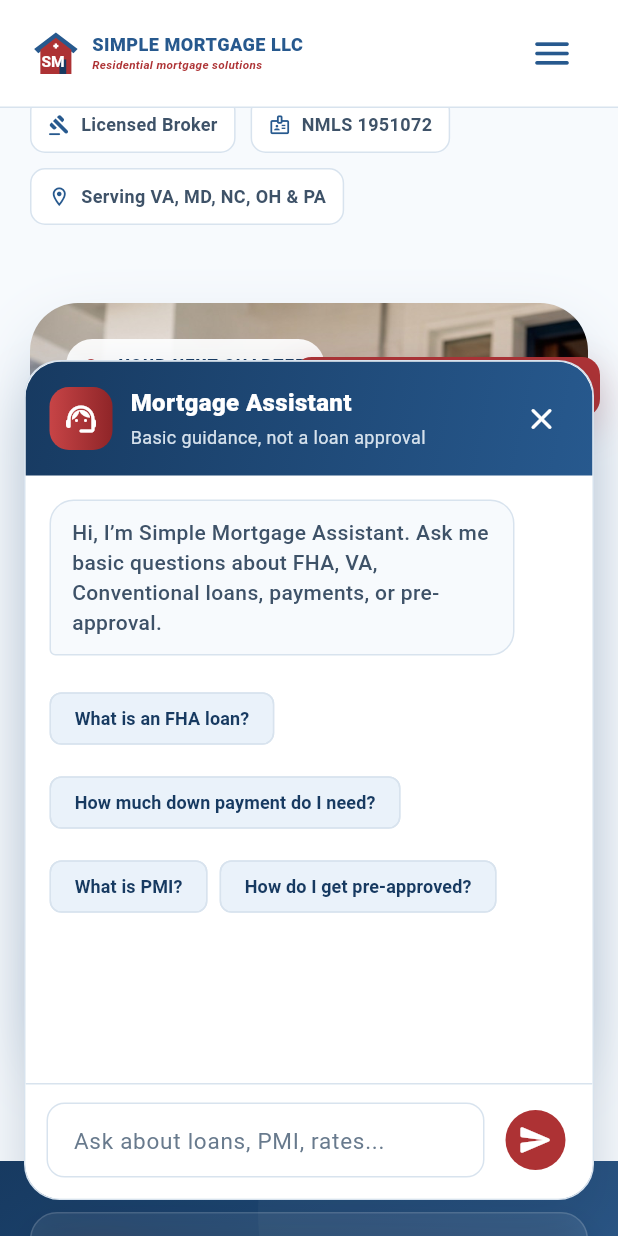
After one commit to lamadipen/simplemortage, a Flutter app: the screen it shows after launch, scrolled down 576 dp, after a tap on "Ask a question", on a phone screen of 412 x 824 dp. The commit adds this screen. Run offline on Flutter 3.47's test engine with Material 3 defaults, Android fonts, the phone set to English and light mode, and no system bars; Roboto replaces fonts that are missing (Arial).

Commit message:
Added a simple frontend mortgage chatbot. What it does: Floating “Ask a question” button on the home page Opens a branded chat panel Answers basic mortgage questions about FHA, VA, Conventional loans, down payments, credit, rates, payments, PMI, pre-approval, refinancing, closing costs, documents, contact, and NMLS Uses predefined safe answers only, no API keys or backend calls Includes clear “basic guidance, not approval” language

```diff
--- /dev/null
+++ b/lib/features/chatbot/mortgage_chatbot.dart
@@ -0,0 +1,371 @@
+import 'package:flutter/material.dart';
+import 'package:simple_mortgage/core/theme/app_colors.dart';
+import 'package:simple_mortgage/features/chatbot/mortgage_chatbot_responder.dart';
+
+class MortgageChatbot extends StatefulWidget {
+  const MortgageChatbot({super.key});
+
+  @override
+  State<MortgageChatbot> createState() => _MortgageChatbotState();
+}
+
+class _MortgageChatbotState extends State<MortgageChatbot> {
+  final _controller = TextEditingController();
+  final _scrollController = ScrollController();
+  final _responder = const MortgageChatbotResponder();
+  var _open = false;
+  final _messages = <_ChatMessage>[
+    const _ChatMessage(
+      text:
+          'Hi, I’m Simple Mortgage Assistant. Ask me basic questions about FHA, VA, Conventional loans, payments, or pre-approval.',
+      fromUser: false,
+    ),
+  ];
+
+  static const _suggestions = [
+    'What is an FHA loan?',
+    'How much down payment do I need?',
+    'What is PMI?',
+    'How do I get pre-approved?',
+  ];
+
+  @override
+  void dispose() {
+    _controller.dispose();
+    _scrollController.dispose();
+    super.dispose();
+  }
+
+  void _send([String? preset]) {
+    final question = (preset ?? _controller.text).trim();
+    if (question.isEmpty) return;
+
+    setState(() {
+      _messages
+        ..add(_ChatMessage(text: question, fromUser: true))
+        ..add(_ChatMessage(text: _responder.answer(question), fromUser: false));
+      _controller.clear();
+    });
+
+    WidgetsBinding.instance.addPostFrameCallback((_) {
+      if (!_scrollController.hasClients) return;
+      _scrollController.animateTo(
+        _scrollController.position.maxScrollExtent,
+        duration: const Duration(milliseconds: 250),
+        curve: Curves.easeOut,
+      );
+    });
+  }
+
+  @override
+  Widget build(BuildContext context) {
+    final mobile = MediaQuery.sizeOf(context).width < 600;
+    final bottomInset = MediaQuery.viewInsetsOf(context).bottom;
+
+    return Positioned(
+      right: mobile ? 16 : 28,
+      bottom: bottomInset > 0 ? bottomInset + 16 : 24,
+      child: AnimatedSwitcher(
+        duration: const Duration(milliseconds: 180),
+        child: _open
+            ? _ChatPanel(
+                key: const ValueKey('chat-panel'),
+                messages: _messages,
+                suggestions: _suggestions,
+                controller: _controller,
+                scrollController: _scrollController,
+                onClose: () => setState(() => _open = false),
+                onSend: _send,
+              )
+            : _ChatLauncher(
+                key: const ValueKey('chat-launcher'),
+                onTap: () => setState(() => _open = true),
+              ),
+      ),
+    );
+  }
+}
+
+class _ChatLauncher extends StatelessWidget {
+  const _ChatLauncher({super.key, required this.onTap});
+
+  final VoidCallback onTap;
+
+  @override
+  Widget build(BuildContext context) {
+    return Semantics(
+      button: true,
+      label: 'Open mortgage chat assistant',
+      child: InkWell(
+        onTap: onTap,
+        borderRadius: BorderRadius.circular(100),
+        child: Container(
+          padding: const EdgeInsets.symmetric(horizontal: 18, vertical: 15),
+          decoration: BoxDecoration(
+            gradient: const LinearGradient(
+              colors: [Color(0xFFC74446), AppColors.redDark],
+            ),
+            borderRadius: BorderRadius.circular(100),
+            boxShadow: [
+              BoxShadow(
+                color: AppColors.red.withValues(alpha: 0.28),
+                blurRadius: 22,
+                offset: const Offset(0, 10),
+              ),
+            ],
+          ),
+          child: const Row(
+            mainAxisSize: MainAxisSize.min,
+            children: [
+              Icon(Icons.chat_rounded, color: AppColors.white, size: 22),
+              SizedBox(width: 10),
+              Text(
+                'Ask a question',
+                style: TextStyle(
+                  color: AppColors.white,
+                  fontWeight: FontWeight.w800,
+                  fontSize: 15,
+                ),
+              ),
+            ],
+          ),
+        ),
+      ),
+    );
+  }
+}
+
+class _ChatPanel extends StatelessWidget {
+  const _ChatPanel({
+    super.key,
+    required this.messages,
+    required this.suggestions,
+    required this.controller,
+    required this.scrollController,
+    required this.onClose,
+    required this.onSend,
+  });
+
+  final List<_ChatMessage> messages;
+  final List<String> suggestions;
+  final TextEditingController controller;
+  final ScrollController scrollController;
+  final VoidCallback onClose;
+  final void Function([String? preset]) onSend;
+
+  @override
+  Widget build(BuildContext context) {
+    final width = MediaQuery.sizeOf(context).width;
+    final mobile = width < 600;
+
+    return Material(
+      color: Colors.transparent,
+      child: Container(
+        width: mobile ? width - 32 : 390,
+        constraints: BoxConstraints(maxHeight: mobile ? 560 : 620),
+        decoration: BoxDecoration(
+          color: AppColors.white,
+          borderRadius: BorderRadius.circular(24),
+          border: Border.all(color: AppColors.line),
+          boxShadow: [
+            BoxShadow(
+              color: AppColors.navyDark.withValues(alpha: 0.22),
+              blurRadius: 32,
+              offset: const Offset(0, 18),
+            ),
+          ],
+        ),
+        child: ClipRRect(
+          borderRadius: BorderRadius.circular(24),
+          child: Column(
+            mainAxisSize: MainAxisSize.min,
+            children: [
+              _ChatHeader(onClose: onClose),
+              Flexible(
+                child: ListView(
+                  controller: scrollController,
+                  padding: const EdgeInsets.fromLTRB(16, 16, 16, 8),
+                  children: [
+                    for (final message in messages) _MessageBubble(message),
+                    const SizedBox(height: 8),
+                    Wrap(
+                      spacing: 8,
+                      runSpacing: 8,
+                      children: [
+                        for (final suggestion in suggestions)
+                          ActionChip(
+                            label: Text(suggestion),
+                            onPressed: () => onSend(suggestion),
+                            labelStyle: const TextStyle(
+                              color: AppColors.navyDark,
+                              fontSize: 12,
+                              fontWeight: FontWeight.w700,
+                            ),
+                            backgroundColor: AppColors.blueLight,
+                            side: const BorderSide(color: AppColors.line),
+                          ),
+                      ],
+                    ),
+                  ],
+                ),
+              ),
+              _ChatInput(controller: controller, onSend: onSend),
+            ],
+          ),
+        ),
+      ),
+    );
+  }
+}
+
+class _ChatHeader extends StatelessWidget {
+  const _ChatHeader({required this.onClose});
+
+  final VoidCallback onClose;
+
+  @override
+  Widget build(BuildContext context) {
+    return Container(
+      padding: const EdgeInsets.fromLTRB(16, 14, 10, 14),
+      decoration: const BoxDecoration(
+        gradient: LinearGradient(
+          begin: Alignment.topLeft,
+          end: Alignment.bottomRight,
+          colors: [AppColors.navyDark, AppColors.navy],
+        ),
+      ),
+      child: Row(
+        children: [
+          Container(
+            width: 42,
+            height: 42,
+            decoration: BoxDecoration(
+              gradient: const LinearGradient(
+                colors: [Color(0xFFC74446), AppColors.redDark],
+              ),
+              borderRadius: BorderRadius.circular(13),
+            ),
+            child: const Icon(
+              Icons.support_agent_rounded,
+              color: AppColors.white,
+            ),
+          ),
+          const SizedBox(width: 12),
+          const Expanded(
+            child: Column(
+              crossAxisAlignment: CrossAxisAlignment.start,
+              children: [
+                Text(
+                  'Mortgage Assistant',
+                  style: TextStyle(
+                    color: AppColors.white,
+                    fontSize: 16,
+                    fontWeight: FontWeight.w900,
+                  ),
+                ),
+                SizedBox(height: 2),
+                Text(
+                  'Basic guidance, not a loan approval',
+                  style: TextStyle(color: Color(0xFFD5E1EC), fontSize: 12),
+                ),
+              ],
+            ),
+          ),
+          IconButton(
+            onPressed: onClose,
+            tooltip: 'Close chat',
+            icon: const Icon(Icons.close_rounded, color: AppColors.white),
+          ),
+        ],
+      ),
+    );
+  }
+}
+
+class _MessageBubble extends StatelessWidget {
+  const _MessageBubble(this.message);
+
+  final _ChatMessage message;
+
+  @override
+  Widget build(BuildContext context) {
+    final fromUser = message.fromUser;
+    return Align(
+      alignment: fromUser ? Alignment.centerRight : Alignment.centerLeft,
+      child: Container(
+        margin: const EdgeInsets.only(bottom: 10),
+        padding: const EdgeInsets.symmetric(horizontal: 14, vertical: 11),
+        constraints: const BoxConstraints(maxWidth: 310),
+        decoration: BoxDecoration(
+          color: fromUser ? AppColors.red : AppColors.canvas,
+          borderRadius: BorderRadius.only(
+            topLeft: const Radius.circular(16),
+            topRight: const Radius.circular(16),
+            bottomLeft: Radius.circular(fromUser ? 16 : 4),
+            bottomRight: Radius.circular(fromUser ? 4 : 16),
+          ),
+          border: fromUser ? null : Border.all(color: AppColors.line),
+        ),
+        child: Text(
+          message.text,
+          style: TextStyle(
+            color: fromUser ? AppColors.white : AppColors.slate,
+            fontSize: 14,
+            height: 1.45,
+            fontWeight: fromUser ? FontWeight.w700 : FontWeight.w500,
+          ),
+        ),
+      ),
+    );
+  }
+}
+
+class _ChatInput extends StatelessWidget {
+  const _ChatInput({required this.controller, required this.onSend});
+
+  final TextEditingController controller;
+  final void Function([String? preset]) onSend;
+
+  @override
+  Widget build(BuildContext context) {
+    return Container(
+      padding: const EdgeInsets.fromLTRB(14, 12, 14, 14),
+      decoration: const BoxDecoration(
+        color: AppColors.white,
+        border: Border(top: BorderSide(color: AppColors.line)),
+      ),
+      child: Row(
+        children: [
+          Expanded(
+            child: TextField(
+              controller: controller,
+              textInputAction: TextInputAction.send,
+              onSubmitted: (_) => onSend(),
+              decoration: const InputDecoration(
+                hintText: 'Ask about loans, PMI, rates...',
+                contentPadding: EdgeInsets.symmetric(
+                  horizontal: 14,
+                  vertical: 12,
+                ),
+              ),
+            ),
+          ),
+          const SizedBox(width: 10),
+          IconButton.filled(
+            onPressed: () => onSend(),
+            tooltip: 'Send message',
+            style: IconButton.styleFrom(backgroundColor: AppColors.red),
+            icon: const Icon(Icons.send_rounded, color: AppColors.white),
+          ),
+        ],
+      ),
+    );
+  }
+}
+
+class _ChatMessage {
+  const _ChatMessage({required this.text, required this.fromUser});
+
+  final String text;
+  final bool fromUser;
+}
--- /dev/null
+++ b/lib/features/chatbot/mortgage_chatbot_responder.dart
@@ -0,0 +1,63 @@
+class MortgageChatbotResponder {
+  const MortgageChatbotResponder();
+
+  String answer(String question) {
+    final normalized = question.toLowerCase().trim();
+    if (normalized.isEmpty) {
+      return 'Ask me a mortgage question like “What is an FHA loan?” or “How much down payment do I need?”';
+    }
+
+    if (_containsAny(normalized, ['fha'])) {
+      return 'An FHA loan is a government-backed mortgage that may help buyers qualify with more flexible credit and down payment requirements. Simple Mortgage LLC can help you compare FHA with Conventional options.';
+    }
+    if (_containsAny(normalized, ['va loan', 'veteran', 'military', 'va '])) {
+      return 'VA loans are designed for eligible service members, veterans, and surviving spouses. They may offer strong benefits such as no required down payment for qualified borrowers.';
+    }
+    if (_containsAny(normalized, ['conventional'])) {
+      return 'A Conventional loan is not government-insured and is often a good fit for qualified buyers with stable income, credit, and down payment funds. It can work well for primary homes, second homes, and investment properties.';
+    }
+    if (_containsAny(normalized, ['down payment', 'downpayment'])) {
+      return 'Down payment requirements depend on the loan type, credit profile, occupancy, and property. Some programs allow lower down payments, while putting more down can reduce the loan amount and possibly monthly costs.';
+    }
+    if (_containsAny(normalized, ['credit', 'score', 'fico'])) {
+      return 'Credit score is one factor lenders review, along with income, debts, assets, and property details. Different programs have different guidelines, so a loan officer can help you understand realistic options.';
+    }
+    if (_containsAny(normalized, ['rate', 'interest'])) {
+      return 'Mortgage rates can change daily and depend on factors like credit, loan type, down payment, loan amount, and market conditions. For an accurate quote, it is best to speak with Simple Mortgage LLC directly.';
+    }
+    if (_containsAny(normalized, ['payment', 'monthly', 'calculator'])) {
+      return 'Your monthly payment usually includes principal and interest, plus taxes, insurance, and possibly PMI or HOA dues. You can use the calculator on this site for an estimate.';
+    }
+    if (_containsAny(normalized, ['pmi', 'mortgage insurance'])) {
+      return 'PMI, or private mortgage insurance, may apply to some Conventional loans when the down payment is below certain levels. It helps protect the lender and is part of the monthly payment estimate.';
+    }
+    if (_containsAny(normalized, [
+      'preapproval',
+      'pre-approval',
+      'pre approve',
+    ])) {
+      return 'A pre-approval helps estimate how much you may qualify for after reviewing your credit, income, assets, and debts. It is useful before shopping for a home.';
+    }
+    if (_containsAny(normalized, ['refinance', 'refi'])) {
+      return 'Refinancing replaces your current mortgage with a new one. Homeowners often refinance to adjust the rate, term, monthly payment, or access equity, depending on qualification.';
+    }
+    if (_containsAny(normalized, ['closing cost', 'closing costs'])) {
+      return 'Closing costs can include lender, title, recording, escrow, prepaid tax, and insurance items. The exact amount depends on the loan, property, and transaction details.';
+    }
+    if (_containsAny(normalized, ['document', 'documents', 'paperwork'])) {
+      return 'Common mortgage documents include pay stubs, W-2s or tax returns, bank statements, photo ID, and purchase contract details. The exact list depends on your loan scenario.';
+    }
+    if (_containsAny(normalized, ['contact', 'phone', 'email', 'call'])) {
+      return 'You can contact Simple Mortgage LLC at info@smortgageloan.com, call 202-297-2024, or use the Quick Quote form on this website.';
+    }
+    if (_containsAny(normalized, ['license', 'nmls'])) {
+      return 'Simple Mortgage LLC is Company NMLS No. 1951072. Licensing details are listed in the footer of this website.';
+    }
+
+    return 'I can help with basic questions about Conventional, FHA, VA loans, down payments, credit, rates, payments, PMI, pre-approval, refinancing, and closing costs. For advice specific to your file, please contact a Simple Mortgage LLC loan officer.';
+  }
+
+  bool _containsAny(String text, List<String> terms) {
+    return terms.any(text.contains);
+  }
+}
--- a/lib/features/home/home_page.dart
+++ b/lib/features/home/home_page.dart
@@ -1,4 +1,5 @@
 import 'package:flutter/material.dart';
+import 'package:simple_mortgage/features/chatbot/mortgage_chatbot.dart';
 import 'package:simple_mortgage/features/home/widgets/contact_section.dart';
 import 'package:simple_mortgage/features/home/widgets/footer_section.dart';
 import 'package:simple_mortgage/features/home/widgets/hero_section.dart';
@@ -52,7 +53,9 @@ class _HomePageState extends State<HomePage> {
     return Scaffold(
       key: _scaffoldKey,
       drawer: MobileDrawer(items: _items, onQuote: () => _scrollTo(_quoteKey)),
-      body: Column(
+      body: Stack(
+        children: [
+          Column(
             children: [
               AppNavbar(
                 items: _items,
@@ -97,6 +100,9 @@ class _HomePageState extends State<HomePage> {
               ),
             ],
           ),
+          const MortgageChatbot(),
+        ],
+      ),
     );
   }
 }
```
Also changed, not shown: 2 other files. Lines whose indentation alone changed are shown as unchanged.
